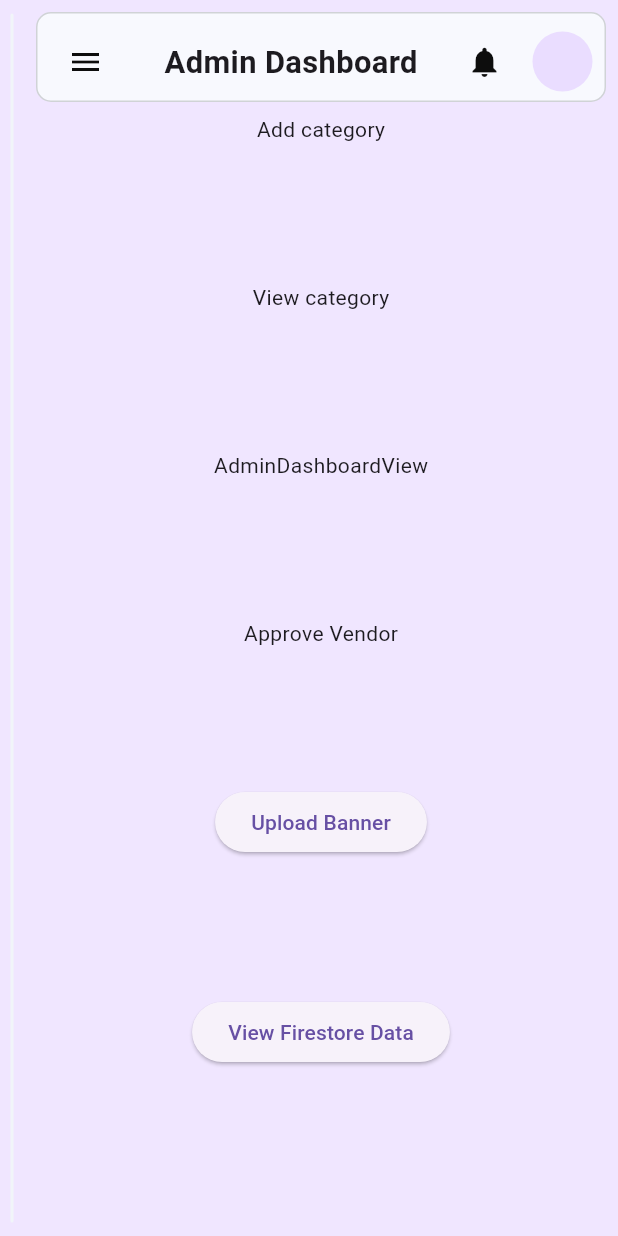
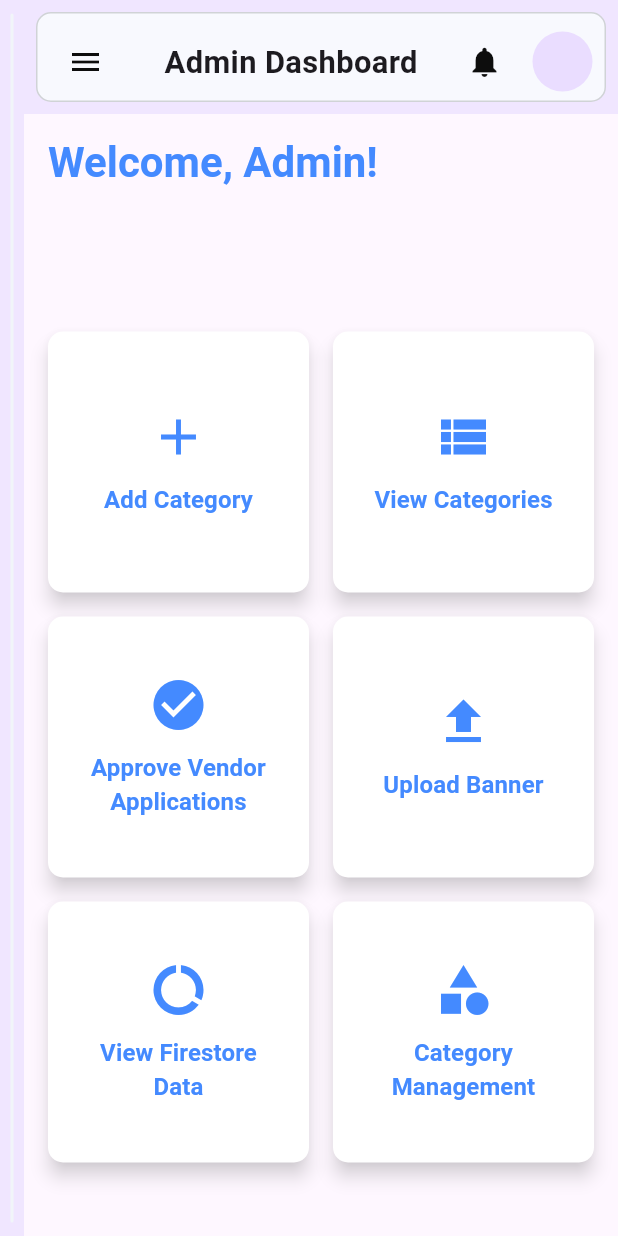
Before and after one commit to nisanray/megamart_admin, a Flutter app: the screen it shows after launch, on a phone screen of 412 x 824 dp. Run offline on Flutter 3.47's test engine with Material 3 defaults, Android fonts, the phone set to English and light mode, and no system bars; our stand-ins replace cached_network_image, cloud_firestore, file_picker, firebase_auth, firebase_core, firebase_storage and 3 more; accounts and stored records are empty.

Commit message:
fixed some bugs

```diff
--- a/lib/main.dart
+++ b/lib/main.dart
@@ -43,7 +43,7 @@ class MyApp extends StatelessWidget {
   @override
   Widget build(BuildContext context) {
     return MaterialApp(
-      title: 'E-commerce App',
+      title: 'MegaMart Admin',
       theme: ThemeData(
         primarySwatch: Colors.blue,
       ),
--- a/lib/views/admin_dashboards.dart
+++ b/lib/views/admin_dashboards.dart
@@ -1,63 +1,151 @@
 import 'package:flutter/material.dart';
 import 'package:megamart_admin/views/admin/raw_data/view_firestore_data.dart';
 import 'package:megamart_admin/views/admin_application_view.dart';
-// import 'package:megamart_admin/views/admin/admin_vendor_approval_list.dart';
 import 'package:megamart_admin/views/admin/admin_add_category.dart';
 import 'package:megamart_admin/views/admin/admin_view_category.dart';
 import 'package:megamart_admin/views/screens/side_bar_screens/banner/upload_banner_screen.dart';
-// import 'package:megamart_admin/views/screens/category_view.dart';
+import 'package:megamart_admin/views/admin/admin_vendor_approval_all_details.dart';
+import 'package:megamart_admin/views/data_Viewer.dart';
+import 'package:megamart_admin/views/admin/admin_category_mangement_view.dart';
+import 'package:megamart_admin/views/customer_profile_management_view.dart';
+import 'package:megamart_admin/views/vendor_order_management_view.dart';
+import 'package:megamart_admin/views/vendor_profile_management_view.dart';
 
 class AdminDashboardView extends StatelessWidget {
-  static const String routeName = '\AdminDashboardView';
+  static const String routeName = '\\AdminDashboardView';
+
   @override
   Widget build(BuildContext context) {
+    return Scaffold(
+      body: Padding(
+        padding: const EdgeInsets.all(16.0),
+        child: LayoutBuilder(
+          builder: (context, constraints) {
+            int crossAxisCount = 2;
+            if (constraints.maxWidth > 1200) {
+              crossAxisCount = 4;
+            } else if (constraints.maxWidth > 800) {
+              crossAxisCount = 3;
+            }
+
             return Column(
-      mainAxisAlignment: MainAxisAlignment.spaceBetween,
+              crossAxisAlignment: CrossAxisAlignment.start,
               children: [
-        InkWell(
-          child: Text("Add category"),
-          onTap: () {
+                RichText(
+                  text: TextSpan(
+                    children: [
+                      TextSpan(
+                        text: 'Welcome, Admin!\n\n',
+                        style: TextStyle(
+                          fontSize: 28.0,
+                          fontWeight: FontWeight.bold,
+                          color: Colors.blueAccent,
+                        ),
+                      ),
+                    ],
+                  ),
+                ),
+                SizedBox(height: 30.0),
+                Expanded(
+                  child: GridView.count(
+                    crossAxisCount: crossAxisCount,
+                    crossAxisSpacing: 16.0,
+                    mainAxisSpacing: 16.0,
+                    children: [
+                      _buildDashboardButton(
+                        context,
+                        'Add Category',
+                        Icons.add,
+                        CategoryAdd(),
+                      ),
+                      _buildDashboardButton(
+                        context,
+                        'View Categories',
+                        Icons.view_list,
+                        CategoryView(),
+                      ),
+                      _buildDashboardButton(
+                        context,
+                        'Approve Vendor Applications',
+                        Icons.check_circle,
+                        AdminVendorApprovalView(),
+                      ),
+                      _buildDashboardButton(
+                        context,
+                        'Upload Banner',
+                        Icons.upload,
+                        UploadBannerScreen(),
+                      ),
+                      _buildDashboardButton(
+                        context,
+                        'View Firestore Data',
+                        Icons.data_usage,
+                        ViewFirestoreData(),
+                      ),
+                      _buildDashboardButton(
+                        context,
+                        'Category Management',
+                        Icons.category,
+                        AdminCategoryManagementView(),
+                      ),
+                      // _buildDashboardButton(
+                      //   context,
+                      //   'Customer Profile Management',
+                      //   Icons.person,
+                      //   CustomerProfileManagementView(),
+                      // ),
+                      // _buildDashboardButton(
+                      //   context,
+                      //   'Vendor Profile Management',
+                      //   Icons.receipt_long,
+                      //   VendorProfileManagementView(),
+                      // ),
+                    ],
+                  ),
+                ),
+              ],
+            );
+          },
+        ),
+      ),
+    );
+  }
+
+  Widget _buildDashboardButton(BuildContext context, String title, IconData icon, Widget destination) {
+    return ElevatedButton(
+      style: ElevatedButton.styleFrom(
+        foregroundColor: Colors.blueAccent, backgroundColor: Colors.white,
+        shadowColor: Colors.grey.withOpacity(0.5),
+        elevation: 5,
+        shape: RoundedRectangleBorder(
+          borderRadius: BorderRadius.circular(10),
+        ),
+        padding: EdgeInsets.all(16.0),
+      ),
+      onPressed: () {
         Navigator.push(
           context,
           MaterialPageRoute(
-                  builder: (context) => CategoryAdd(),
-                ));
+            builder: (context) => destination,
+          ),
+        );
       },
+      child: Column(
+        mainAxisAlignment: MainAxisAlignment.center,
+        children: [
+          Icon(icon, size: 40, color: Colors.blueAccent),
+          SizedBox(height: 10),
+          Text(
+            title,
+            textAlign: TextAlign.center,
+            style: TextStyle(
+              fontSize: 16,
+              fontWeight: FontWeight.bold,
+              color: Colors.blueAccent,
             ),
-        InkWell(
-          child: Text("View category"),
-          onTap: () {
-            Navigator.push(
-                context,
-                MaterialPageRoute(
-                  builder: (context) => CategoryView(),
-                ));
-          },
           ),
-        Text('AdminDashboardView'),
-        InkWell(
-          child: Text("Approve Vendor"),
-          onTap: () {
-            Navigator.push(
-                context,
-                MaterialPageRoute(
-                  builder: (context) => ApplicationListScreen(),
-                ));
-          },
+        ],
       ),
-        ElevatedButton(onPressed: () {
-          Navigator.push(context, MaterialPageRoute(builder: (context) => UploadBannerScreen(),));
-        }, child: Text('Upload Banner')),
-
-
-        ElevatedButton(onPressed: () {
-          Navigator.push(context, MaterialPageRoute(builder: (context) => ViewFirestoreData(),));
-
-        }, child: Text('View Firestore Data')),
-        SizedBox(
-          height: 20,
-        )
-      ],
     );
   }
 }
--- a/pubspec.yaml
+++ b/pubspec.yaml
@@ -56,6 +56,7 @@ dependencies:
   cached_network_image:
   json_annotation:
   path_provider: ^2.0.11
+  permission_handler:
 
 
 dev_dependencies:
```
Also changed, not shown: lib/views/data_Viewer.dart (added, +89 -0 lines), pubspec.lock, 3 other files. Lines whose indentation alone changed are shown as unchanged.
